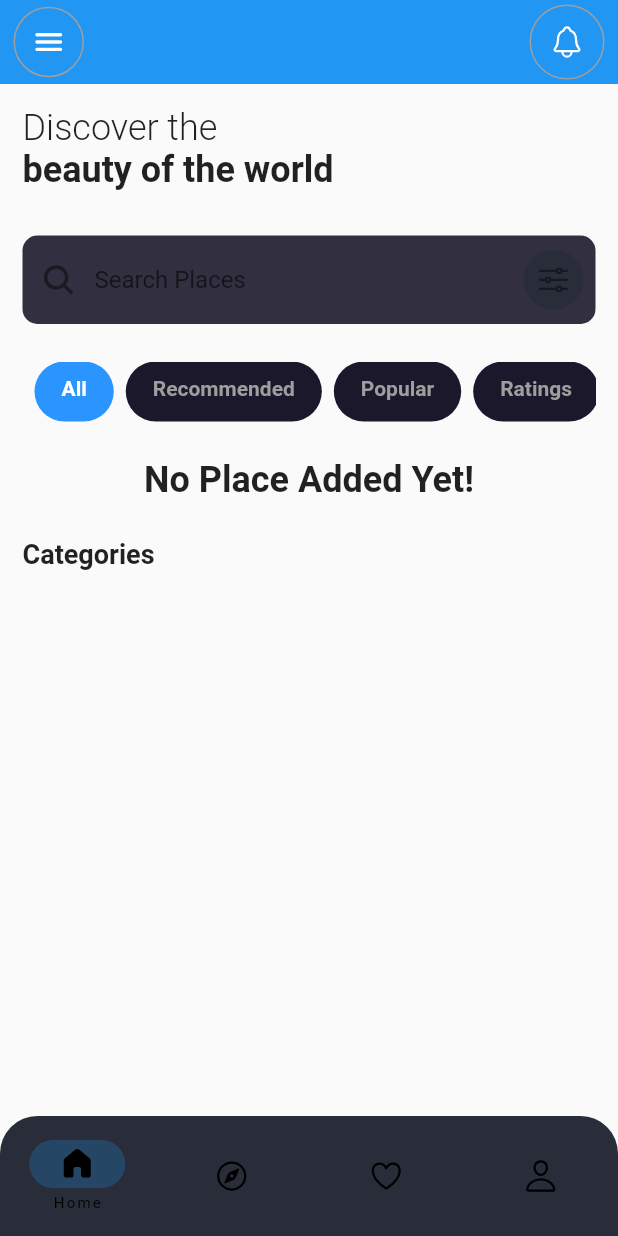
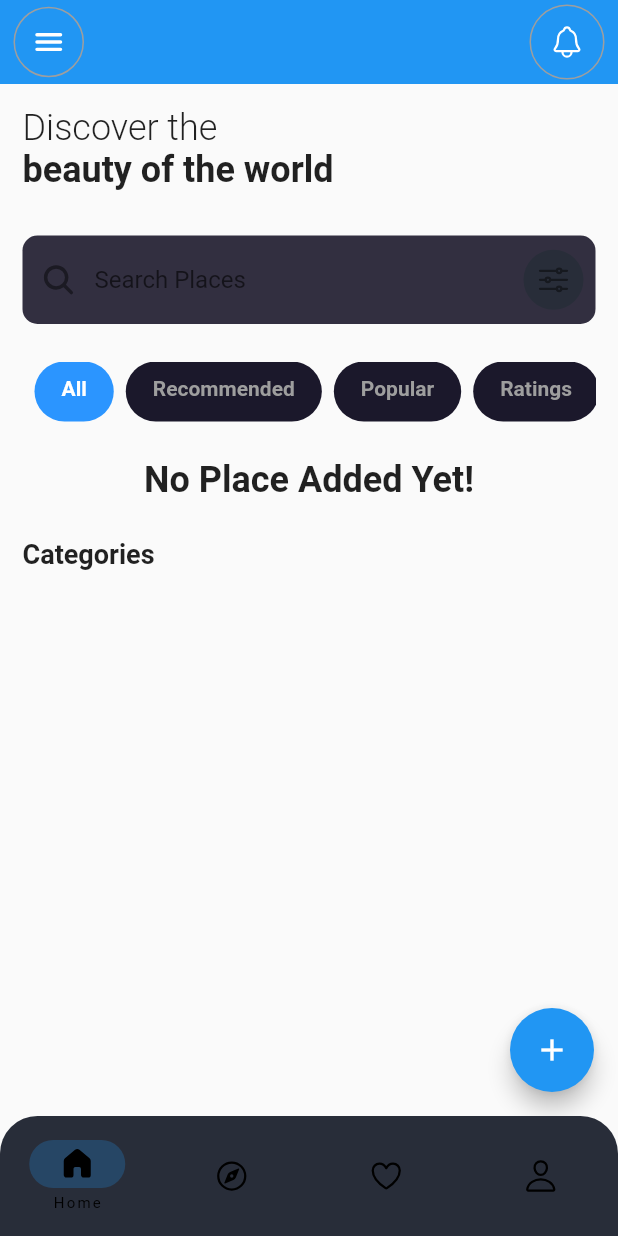
Before and after one commit to musjib999/tourisim_app, a Flutter app: the screen it shows after launch, on a phone screen of 412 x 824 dp. Run offline on Flutter 3.47's test engine with Material 2 defaults, Android fonts, the phone set to English and light mode, and no system bars; our stand-ins replace argon_buttons_flutter, cached_network_image, cloud_firestore, dio, firebase_core, firebase_storage and 6 more; accounts and stored records are empty.

Commit message:
add spot screen and functionality done

```diff
--- a/lib/core/services/utility_service.dart
+++ b/lib/core/services/utility_service.dart
@@ -5,10 +5,12 @@ import 'package:tour/data/model/category_model.dart';
 import 'package:tour/data/source/json_file.dart';
 
 class UtilityService {
-  Future<String> snapPicture() async {
+  Future<String> snapPicture(ImageSource imageSource) async {
     String path = '';
     final ImagePicker _imagePicker = ImagePicker();
-    await _imagePicker.pickImage(source: ImageSource.camera).then((value) {
+    await _imagePicker
+        .pickImage(source: imageSource, imageQuality: 75)
+        .then((value) {
       path = value!.path;
     });
     return path;
--- a/lib/data/model/place_model.dart
+++ b/lib/data/model/place_model.dart
@@ -3,21 +3,24 @@ class PlaceModel {
     required this.location,
     required this.name,
     required this.image,
+    required this.description,
   });
 
   final String location;
   final String name;
   final String image;
+  final String description;
 
   factory PlaceModel.fromJson(Map<String, dynamic> json) => PlaceModel(
-        location: json["location"],
-        name: json["name"],
-        image: json["image"],
-      );
+      location: json["location"],
+      name: json["name"],
+      image: json["image"],
+      description: json["description"]);
 
   Map<String, dynamic> toJson() => {
         "location": location,
         "name": name,
         "image": image,
+        "description": description,
       };
 }
--- a/lib/data/source/api.dart
+++ b/lib/data/source/api.dart
@@ -8,10 +8,8 @@ Future<dynamic> postRequest({
   try {
     Response response = await Dio().post(url, data: formData);
     response = response;
-    print(response.data);
   } on DioError catch (e) {
     response = e.message;
-    print(e.message);
   }
   return response;
 }
--- a/lib/main.dart
+++ b/lib/main.dart
@@ -4,6 +4,7 @@ import 'dart:io';
 import 'package:dio/dio.dart';
 import 'package:firebase_core/firebase_core.dart';
 import 'package:flutter/material.dart';
+import 'package:image_picker/image_picker.dart';
 import 'package:tour/core/injector.dart';
 import 'package:tour/data/source/api.dart';
 import 'package:tour/firebase_options.dart';
@@ -172,7 +173,9 @@ class _MyHomePageState extends State<MyHomePage> {
               color: AppColors.primaryColor,
               onPressed: imagePath == ''
                   ? () async {
-                      await si.utilityService.snapPicture().then((value) {
+                      await si.utilityService
+                          .snapPicture(ImageSource.camera)
+                          .then((value) {
                         setState(() {
                           imagePath = value;
                         });
--- a/lib/module/screens/menus/home.dart
+++ b/lib/module/screens/menus/home.dart
@@ -1,10 +1,13 @@
 import 'package:flutter/material.dart';
+import 'package:image_picker/image_picker.dart';
 import 'package:ionicons/ionicons.dart';
 import 'package:tour/data/model/category_model.dart';
 import 'package:tour/data/model/place_model.dart';
+import 'package:tour/module/screens/menus/add_place.dart';
 import 'package:tour/shared/theme/colors.dart';
 
 import '../../../core/injector.dart';
+import '../../../shared/global/global_var.dart';
 
 class HomeScreen extends StatefulWidget {
   const HomeScreen({Key? key}) : super(key: key);
@@ -16,7 +19,6 @@ class HomeScreen extends StatefulWidget {
 class _HomeScreenState extends State<HomeScreen> {
   List<String> filters = ['All', 'Recommended', 'Popular', 'Ratings', 'States'];
   int selectedItem = 0;
-  String cityAndCountry = 'loading...';
   List<CategoryModel> categories = [];
   @override
   void initState() {
@@ -34,16 +36,7 @@ class _HomeScreenState extends State<HomeScreen> {
     return Scaffold(
       appBar: AppBar(
         elevation: 0,
-        leading: Container(
-          margin: const EdgeInsets.only(left: 9),
-          decoration: BoxDecoration(
-            shape: BoxShape.circle,
-            border: Border.all(color: Colors.grey),
-          ),
-          child: const Center(
-            child: Icon(Ionicons.menu),
-          ),
-        ),
+        leading: const AppBarLeadingButton(icon: Ionicons.menu),
         actions: [
           Container(
             margin: const EdgeInsets.only(right: 9),
@@ -258,6 +251,42 @@ class _HomeScreenState extends State<HomeScreen> {
           ),
         ),
       ),
+      floatingActionButton: FloatingActionButton(
+        onPressed: () async {
+          String imagePath =
+              await si.utilityService.snapPicture(ImageSource.gallery);
+          si.routerService.nextRoute(
+            context,
+            AddPlace(imagePath: imagePath),
+          );
+        },
+        child: const Icon(
+          Icons.add,
+          color: Colors.white,
+        ),
+      ),
     );
   }
 }
+
+class AppBarLeadingButton extends StatelessWidget {
+  final IconData icon;
+  const AppBarLeadingButton({
+    Key? key,
+    required this.icon,
+  }) : super(key: key);
+
+  @override
+  Widget build(BuildContext context) {
+    return Container(
+      margin: const EdgeInsets.only(left: 9),
+      decoration: BoxDecoration(
+        shape: BoxShape.circle,
+        border: Border.all(color: Colors.grey),
+      ),
+      child: Center(
+        child: Icon(icon),
+      ),
+    );
+  }
+}
--- a/lib/shared/global/global_var.dart
+++ b/lib/shared/global/global_var.dart
@@ -3,6 +3,7 @@ import 'package:tour/data/model/location_model.dart';
 import 'package:tour/module/screens/menus/home.dart';
 
 late LocationModel currentLocation;
+String cityAndCountry = '';
 
 List<Widget> tourAppMenu = [
   const HomeScreen(),
```
Also changed, not shown: lib/core/services/places_service.dart (+18 -11 lines), lib/module/screens/menus/add_place.dart (added, +170 -0 lines), lib/shared/widgets/primary_button.dart (added, +42 -0 lines), pubspec.yaml (+5 -34 lines), pubspec.lock.
